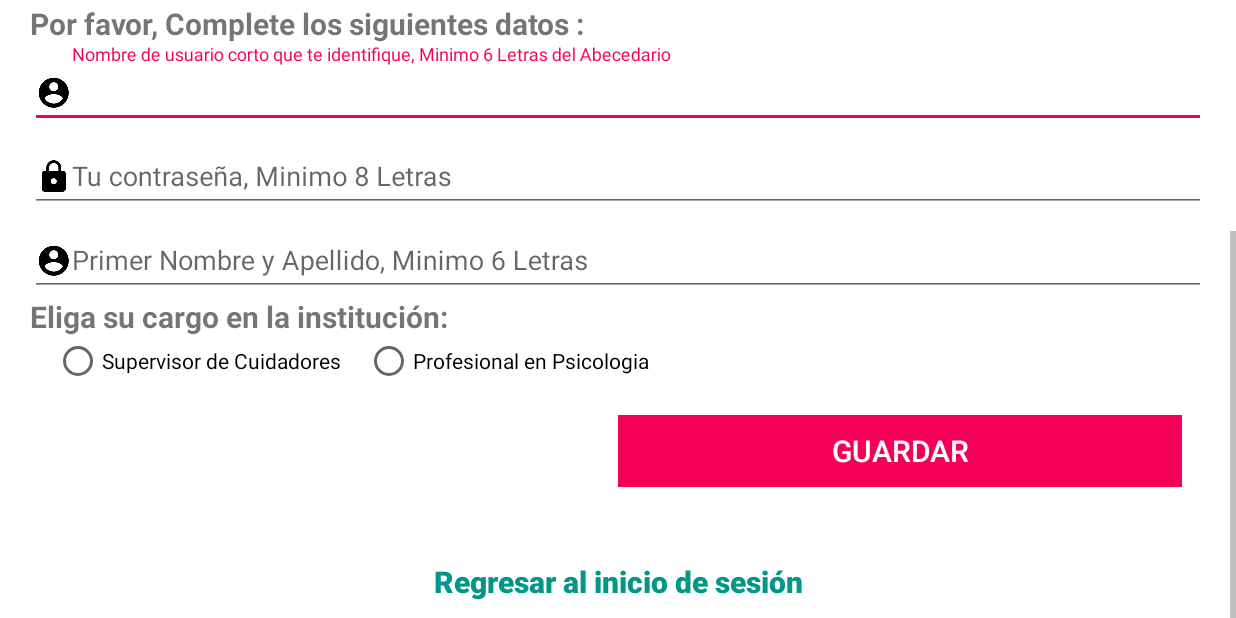
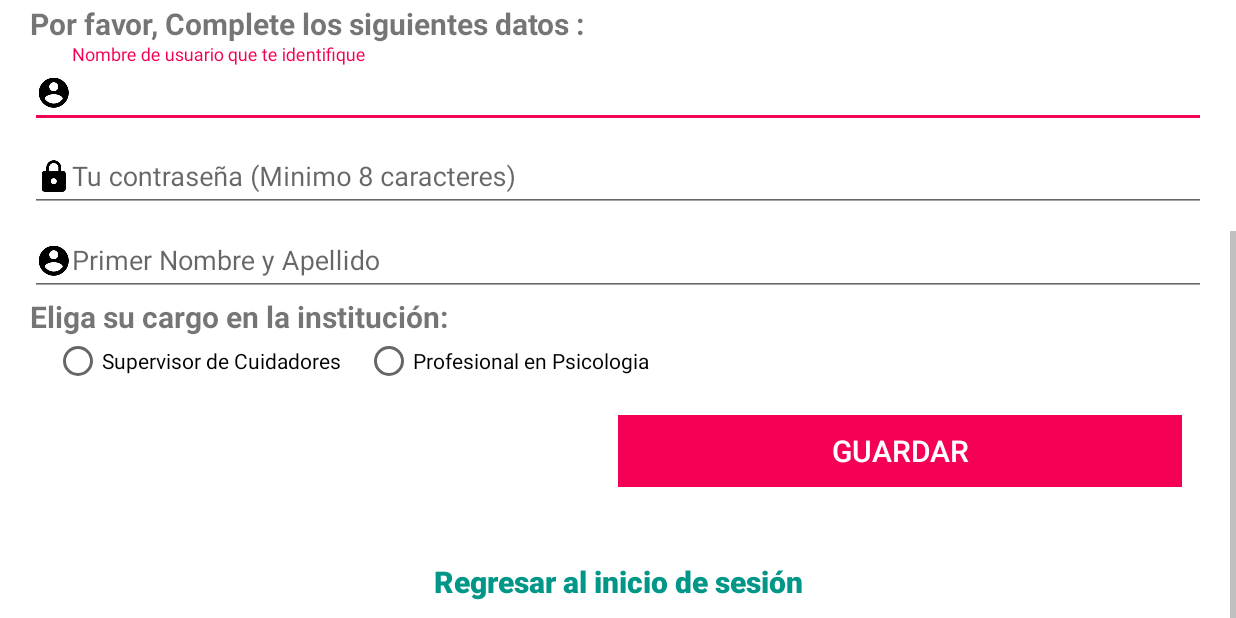
Before and after one commit to sebanime02/AppTerapiaDemencia, an Android app: the RegisterActivity screen opened directly, with no data from a screen before it, scrolled down 246 dp, on a phone screen of 824 x 412 dp (held sideways). Run offline under Robolectric (Android 15) with nearby library versions, the phone set to English and light mode, and no system bars; libraries missing offline, so code that uses them is left out: com.afollestad.materialdialogs, de.greenrobot.event, org.greenrobot.greendao; pictures from the network do not load; 2 statements that could not run were skipped.

Commit message:
prototipo1

```diff
--- a/app/build.gradle
+++ b/app/build.gradle
@@ -6,7 +6,7 @@ android {
     defaultConfig {
         applicationId "co.edu.unicauca.appterapiademencia"
         multiDexEnabled true
-        minSdkVersion 18
+        minSdkVersion 17
         targetSdkVersion 25
         versionCode 1
         versionName "1.0"
--- a/app/src/main/java/co/edu/unicauca/appterapiademencia/principal/MainActivity.java
+++ b/app/src/main/java/co/edu/unicauca/appterapiademencia/principal/MainActivity.java
@@ -54,9 +54,9 @@ public class MainActivity extends AppCompatActivity implements AdapterView.OnIte
     private TextView completeNameNavbar;
     private ImageView userAvatarNavbar;
 
-    public static final Integer[] imagessupervisor = {R.drawable.ic_list_black_24dp,R.drawable.ic_action_content_report,R.drawable.ic_action_toggle_star,R.mipmap.ic_extension_black_48dp,R.drawable.ic_action_action_settings,R.drawable.ic_action_action_help,R.drawable.ic_action_content_report};
+    public static final Integer[] imagessupervisor = {R.drawable.ic_list_black_24dp,R.drawable.ic_action_content_report,R.drawable.ic_action_toggle_star,R.mipmap.ic_extension_black_48dp,R.drawable.ic_action_action_settings,R.drawable.ic_action_action_help,R.mipmap.ic_signout};
     public static final String[] titlessupervisor= {"Lista de Pacientes","Notas Por Aprobar","Tips para el cuidador","Ejercicios Reminiscencia","Perfil de usuario","Ayuda","Salir"};
-    public static final Integer[] imagescarer ={R.drawable.ic_list_black_24dp,R.drawable.ic_action_toggle_star,R.drawable.ic_action_action_help,R.drawable.ic_action_content_report};
+    public static final Integer[] imagescarer ={R.drawable.ic_list_black_24dp,R.drawable.ic_action_toggle_star,R.drawable.ic_action_action_help,R.mipmap.ic_signout};
     public static final String[] titlescarer ={"Lista de Pacientes","Tips para el cuidador","Ayuda","Salir"};
     private String username;
     private GreenDaoHelper helper;
--- a/app/src/main/java/co/edu/unicauca/appterapiademencia/principal/reminiscence/ReminiscenceListFragment.java
+++ b/app/src/main/java/co/edu/unicauca/appterapiademencia/principal/reminiscence/ReminiscenceListFragment.java
@@ -1,6 +1,7 @@
 package co.edu.unicauca.appterapiademencia.principal.reminiscence;
 
 import android.content.Intent;
+import android.media.Image;
 import android.os.Bundle;
 import android.support.annotation.Nullable;
 import android.support.design.widget.FloatingActionButton;
@@ -11,6 +12,7 @@ import android.support.v7.widget.StaggeredGridLayoutManager;
 import android.view.LayoutInflater;
 import android.view.View;
 import android.view.ViewGroup;
+import android.widget.ImageView;
 import android.widget.LinearLayout;
 
 import java.util.ArrayList;
@@ -39,6 +41,7 @@ public class ReminiscenceListFragment extends Fragment implements ReminiscenceLi
     private StaggeredGridLayoutManager gaggeredGridLayoutManager;
     private GridLayoutManager lLayout;
     private LinearLayout linearReminiscenceListEmpty;
+    private ImageView imgArrowReminiscence;
 
 
     @Nullable
@@ -48,6 +51,7 @@ public class ReminiscenceListFragment extends Fragment implements ReminiscenceLi
         floatingActionButton = (FloatingActionButton) rootView.findViewById(R.id.add_reminiscence);
         recycler = (RecyclerView) rootView.findViewById(R.id.reciclador);
         linearReminiscenceListEmpty = (LinearLayout) rootView.findViewById(R.id.containerEmptyReminiscenceList);
+        imgArrowReminiscence = (ImageView) rootView.findViewById(R.id.arrow_reminiscence);
 
         recycler.setHasFixedSize(true);
         //LManager = new LinearLayoutManager(getActivity().getApplicationContext());
@@ -159,7 +163,9 @@ public class ReminiscenceListFragment extends Fragment implements ReminiscenceLi
     @Override
     public void emtpyReminiscenceList()
     {
+        recycler.setVisibility(View.GONE);
         linearReminiscenceListEmpty.setVisibility(View.VISIBLE);
+        imgArrowReminiscence.setVisibility(View.VISIBLE);
 
     }
 }
--- a/app/src/main/res/layout-land/activity_login.xml
+++ b/app/src/main/res/layout-land/activity_login.xml
@@ -59,7 +59,7 @@
                 <TextView
                     android:layout_width="0dp"
                     android:layout_weight="1"
-                    android:text="@string/logo_txt"
+                    android:text="@string/logo_txt2"
                     android:layout_gravity="center_vertical"
                     android:textStyle="bold"
 
@@ -163,6 +163,7 @@
                             android:layout_height="wrap_content"
                             android:inputType="textEmailAddress"
                             android:hint="@string/hint_username"
+                            android:textSize="@dimen/medium_text_size"
 
                             android:drawableLeft="@mipmap/ic_account_circle_black_24dp"
                             />
@@ -179,6 +180,7 @@
                             android:layout_height="wrap_content"
                             android:inputType="textPassword"
                             android:hint="@string/hint_password"
+                            android:textSize="@dimen/medium_text_size"
                             android:drawableStart="@mipmap/ic_lock_black_24dp"/>
                     </android.support.design.widget.TextInputLayout>
 
--- a/app/src/main/res/values/strings.xml
+++ b/app/src/main/res/values/strings.xml
@@ -14,7 +14,9 @@
         completions."
     </string>
     <!-- LOGIN 1 LAYOUT-->
-    <string name="logo_txt">APLICACIÓN MÓVIL ESPECIALIZADA EN LA ASISTENCIA DE INVOLUCRADOS EN LA TERAPIA COGNITIVA DE ADULTOS MAYORES </string>
+    <string name="logo_txt">APLICACIÓN MÓVIL ESPECIALIZADA EN LA ASISTENCIA DE INVOLUCRADOS EN LA TERAPIA DE ESTIMUACIÓN COGNITIVA DE ADULTOS MAYORES CON DEMENCIA EN DIVERSAS ETAPAS</string>
+    <string name="logo_txt2">Aplicación Móvil Especializada En La Asistencia DE Involucrados En La Terapia De Estimulación Cognitiva De Adultos Mayores Con Demencia Senil En Diversas Etapas</string>
+
     <string name="Titulo_aplicacion">Aplicación Para Terapia Demencia</string>
     <string name="txt_choose_user">Eligue una opción dependiendo de tu perfil</string>
     <string name="txt_or_choose">---------- O Eres --------</string>
@@ -44,9 +46,9 @@
     <string name="txt_password_specialcharacter">Use unicamente letras y numeros</string>
     <string name="txt_username_specialcharacter">Use unicamente letras del abecedario</string>
     <string name="txt_name_specialcharacter">El nombre completo debe Contener Unicamente Letras</string>
-    <string name="hint_username_supervisor">Nombre de usuario corto que te identifique, Minimo 6 Letras del Abecedario</string>
-    <string name="hint_complename_supervisor">Primer Nombre y Apellido, Minimo 6 Letras</string>
-    <string name="hint_password_supervisor">Tu contraseña, Minimo 8 Letras</string>
+    <string name="hint_username_supervisor">Nombre de usuario que te identifique</string>
+    <string name="hint_complename_supervisor">Primer Nombre y Apellido</string>
+    <string name="hint_password_supervisor">Tu contraseña (Minimo 8 caracteres)</string>
     <string name="hint_password_supervisor_aprobar">Contraseña de un supervisor anteriormente registrado</string>
     <string name="register_mode">Eliga su cargo en la institución: </string>
     <string name="back_login">Regresar al inicio de sesión</string>
@@ -63,9 +65,7 @@
     <string name="dialog_register_short_content">Revise si hay campos que no cumplen el mínimo de caracteres</string>
 
     <string name="dialog_register_sintaxis_title">Hay Campos No Válidos</string>
-    <string name="dialog_register_sintaxis_content">Revise si hay campos con caracteres no válidos (*,"",)</string>
-
-
+    <string name="dialog_register_sintaxis_content">Revise si hay campos con caracteres no válidos (*,"",?,/..)</string>
 
     <string name="dialog_register_error_aprobal_title">El último campo no es válido</string>
     <string name="dialog_register_error_aprobal_content">Pídale a un supervisor registrado que digite su contraseña de nuevo</string>
```
Also changed, not shown: app/src/main/java/co/edu/unicauca/appterapiademencia/login/RegisterActivity.java (+11 -2 lines), app/src/main/java/co/edu/unicauca/appterapiademencia/principal/tips/TipsListFragment.java (+7 -0 lines), app/src/main/res/layout/fragment_reminiscence.xml (+13 -6 lines), app/src/main/res/layout/fragment_tips.xml (+12 -6 lines), app/src/main/res/drawable/arrowright.png (added), app/src/main/res/mipmap-hdpi/ic_sign_out.png (added), app/src/main/res/mipmap-hdpi/ic_signout.png (added), app/src/main/res/mipmap-mdpi/ic_sign_out.png (added), app/src/main/res/mipmap-mdpi/ic_signout.png (added), app/src/main/res/mipmap-xhdpi/ic_sign_out.png (added), app/src/main/res/mipmap-xhdpi/ic_signout.png (added), app/src/main/res/mipmap-xxhdpi/ic_sign_out.png (added), app/src/main/res/mipmap-xxhdpi/ic_signout.png (added), app/src/main/res/mipmap-xxxhdpi/ic_sign_out.png (added), 1 more files.
